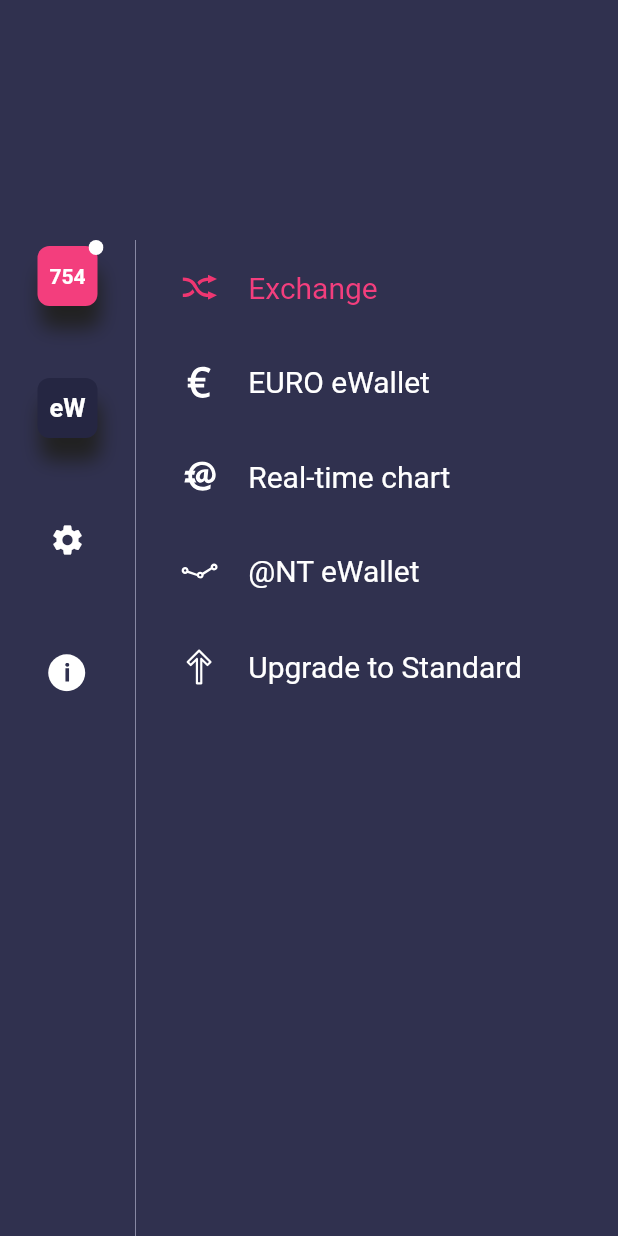
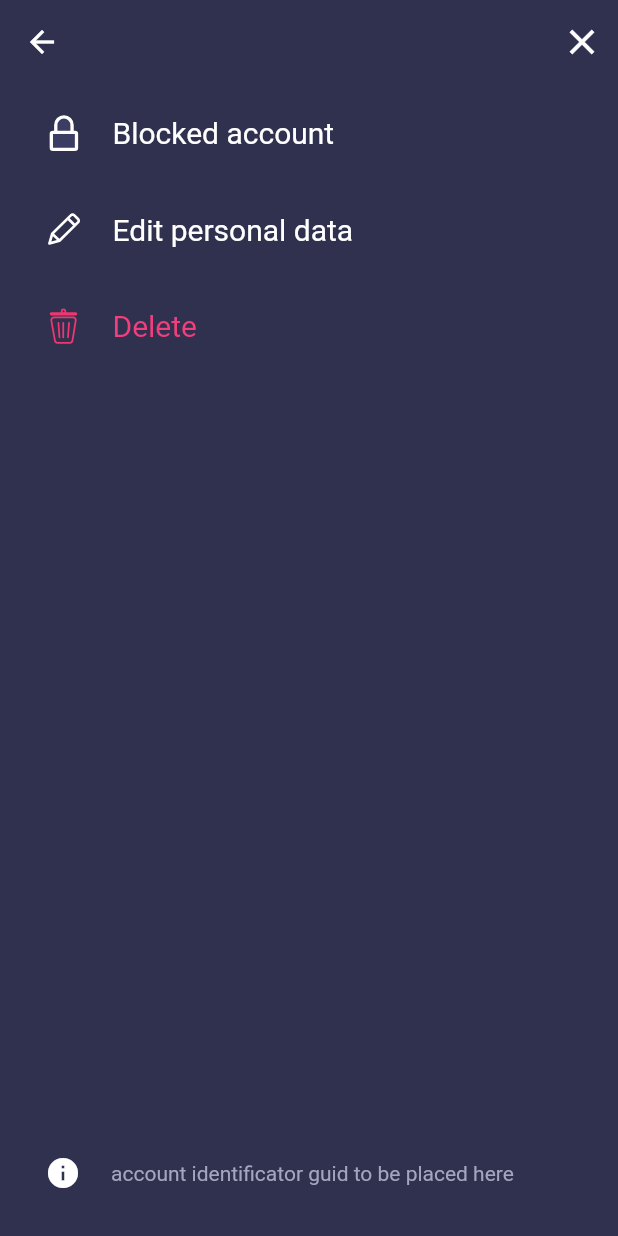
Before and after one commit to EAC-Technology/MobileApp, a Flutter app: the Menu screen opened directly, after a tap on the "settings" icon, on a phone screen of 412 x 824 dp. Run offline on Flutter 3.47's test engine with Material 2 defaults, Android fonts, the phone set to English and light mode, and no system bars; our stand-ins replace convert, flutter_svg, rxdart, timeago, uni_links; missing offline and left inert: flutter_webview_plugin; accounts and stored records are empty.

Commit message:
UI for settings submenu screen

```diff
--- a/app_in_mail/lib/constants/images.dart
+++ b/app_in_mail/lib/constants/images.dart
@@ -14,5 +14,10 @@ class Img{
   static final icAnt = 'assets/ic_ant.svg';
   static final icChart = 'assets/ic_chart.svg';
   static final icUpgrade = 'assets/ic_upgrade.svg';
-   static final icExchange = 'assets/ic_exchange.svg';
+  static final icExchange = 'assets/ic_exchange.svg';
+
+  static final icBlocked = 'assets/ic_blocked_account.svg';
+  static final icEdit = 'assets/ic_edit.svg';
+  static final icDelete = 'assets/ic_delete.svg';
+
 }
--- a/app_in_mail/lib/constants/strings/en_strings.dart
+++ b/app_in_mail/lib/constants/strings/en_strings.dart
@@ -32,4 +32,6 @@ final localizedStringsEn = {
   Strings.privacyPolicyAndCookies: 'Privacy policy & cookies',
   Strings.softwareLicense: 'Software license',
   Strings.terms: 'Terms',
+  Strings.blockedAccount: 'Blocked account',
+  Strings.editPersonalData: 'Edit personal data',
 };
--- a/app_in_mail/lib/constants/strings/fr_strings.dart
+++ b/app_in_mail/lib/constants/strings/fr_strings.dart
@@ -31,4 +31,6 @@ final localizedStringsFr = {
   Strings.privacyPolicyAndCookies: 'Privacy policy & cookies_FR',
   Strings.softwareLicense: 'Software license_FR',
   Strings.terms: 'Terms_FR',
+  Strings.blockedAccount: 'Blocked account_FR',
+  Strings.editPersonalData: 'Edit personal data_FR',
 };
--- a/app_in_mail/lib/constants/strings/string_keys.dart
+++ b/app_in_mail/lib/constants/strings/string_keys.dart
@@ -31,4 +31,7 @@ class Strings{
   static final privacyPolicyAndCookies = 'privacyPolicyAndCookies';
   static final softwareLicense = 'softwareLicense';
   static final terms = 'terms';
+  static final blockedAccount = 'blockedAccount';
+  static final editPersonalData = 'editPersonalData';
+
 }
--- a/app_in_mail/lib/screens/menu/menu.dart
+++ b/app_in_mail/lib/screens/menu/menu.dart
@@ -4,6 +4,7 @@ import 'package:app_in_mail/screens/menu/ewallet_action_list.dart';
 import 'package:app_in_mail/screens/menu/folder_list_view.dart';
 import 'package:app_in_mail/screens/menu/info_action_list.dart';
 import 'package:app_in_mail/screens/menu/menu_button.dart';
+import 'package:app_in_mail/screens/menu/settigs_screen.dart';
 
 import 'package:flutter/material.dart';
 import 'package:flutter_svg/svg.dart';
@@ -47,10 +48,14 @@ class _MenuState extends State<Menu> {
 
   Widget _getMenuBody() {
     switch (this.mode) {
-      case MenuMode.email: return FolderListView();
-      case MenuMode.wallet: return EwalletActionList();
-      case MenuMode.settings: return EwalletActionList();
-      case MenuMode.info: return InfoActionList();
+      case MenuMode.email:
+        return FolderListView();
+      case MenuMode.wallet:
+        return EwalletActionList();
+      case MenuMode.settings:
+        return Container();
+      case MenuMode.info:
+        return InfoActionList();
     }
 
     return Container();
@@ -108,6 +113,7 @@ class _MenuState extends State<Menu> {
             onPressed: () {
               setState(() {
                 this.mode = MenuMode.settings;
+                _navigateToSetttings();
               });
             },
           ),
@@ -130,4 +136,15 @@ class _MenuState extends State<Menu> {
       ),
     );
   }
+  void _navigateToSetttings() {
+    Navigator.of(context).pushReplacement(
+      new MaterialPageRoute<void>(
+        builder: (BuildContext context) {
+          return new SettingsScreen();
+        },
+      ),
+    );
+  }
+
+
 }
--- /dev/null
+++ b/app_in_mail/lib/screens/menu/settigs_screen.dart
@@ -0,0 +1,86 @@
+import 'package:app_in_mail/constants/colors.dart';
+import 'package:app_in_mail/constants/images.dart';
+import 'package:app_in_mail/constants/strings/string_keys.dart';
+import 'package:app_in_mail/screens/menu/menu.dart';
+import 'package:app_in_mail/screens/menu/menu_item_view.dart';
+import 'package:app_in_mail/utils/localization.dart';
+import 'package:flutter/material.dart';
+import 'package:flutter_svg/svg.dart';
+
+class SettingsScreen extends StatefulWidget {
+  @override
+  _SettingsScreenState createState() => _SettingsScreenState();
+}
+
+class _SettingsScreenState extends State<SettingsScreen> {
+  @override
+  Widget build(BuildContext context) {
+    void _navigateToMenu() {
+      Navigator.of(context).pushReplacement(
+        new MaterialPageRoute<void>(
+          builder: (BuildContext context) {
+            return new Menu();
+          },
+        ),
+      );
+    }
+
+    return Scaffold(
+      appBar: AppBar(
+        elevation: 0.0, //removing the shadow to fit the design
+        actions: <Widget>[
+          IconButton(
+            color: Colors.white,
+            icon: Icon(
+              Icons.clear,
+              size: 28,
+            ),
+            onPressed: () {
+              _navigateToMenu();
+            },
+          )
+        ],
+        backgroundColor: AppColors.darkBackground,
+      ),
+      backgroundColor: AppColors.darkBackground,
+      body: Column( mainAxisAlignment: MainAxisAlignment.spaceBetween,
+        children: <Widget>[
+          Column(
+            children: <Widget>[
+              MenuItemView(
+                title: Localization.getString(Strings.blockedAccount),
+                icon: SvgPicture.asset(
+                  Img.icBlocked,
+                  width: 20.0,
+                ),
+              ),
+              MenuItemView(
+                textColor: Colors.white,
+                title: Localization.getString(Strings.editPersonalData),
+                icon: SvgPicture.asset(
+                  Img.icEdit,
+                  width: 22.0,
+                ),
+              ),
+              MenuItemView(
+                textColor: AppColors.accentColor,
+                title: Localization.getString(Strings.delete),
+                icon: SvgPicture.asset(
+                  Img.icDelete,
+                  width: 20.0,
+                ),
+              ),
+
+            ],
+          ),
+          Padding(
+            child: Row( children: <Widget>[
+                Icon(Icons.info, color: Colors.white,),
+                Container(width: 20,),
+                Text('account identificator guid to be placed here',  style: TextStyle( color: AppColors.greyLight),)
+              ],), padding: EdgeInsets.all(30),),
+        ],
+      ),
+    );
+  }
+}
```
Also changed, not shown: app_in_mail/assets/ic_blocked_account.svg (added), app_in_mail/assets/ic_delete.svg (added), app_in_mail/assets/ic_edit.svg (added).
